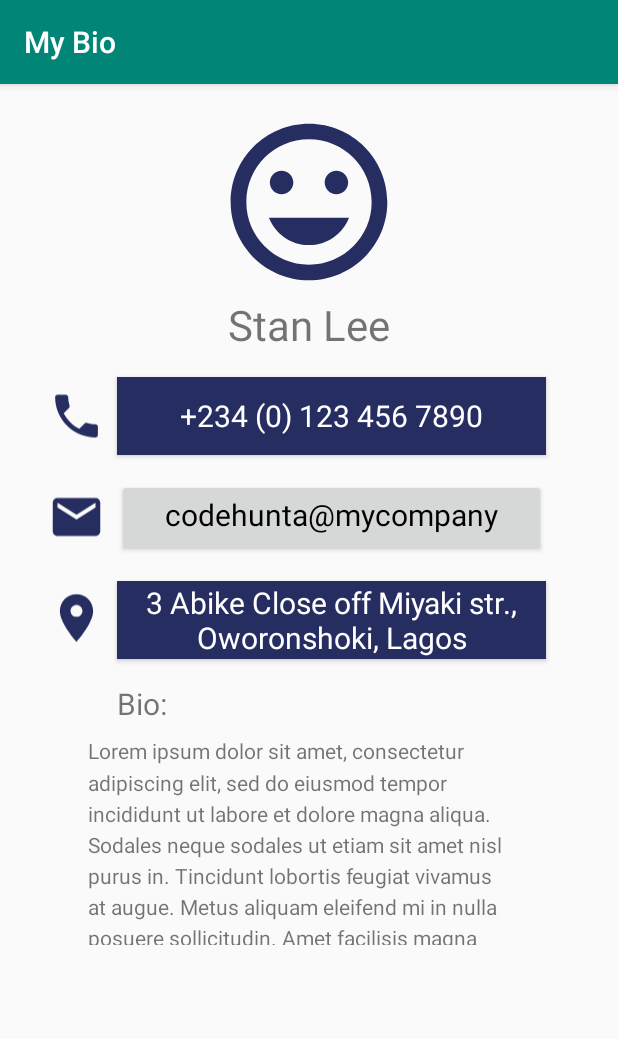
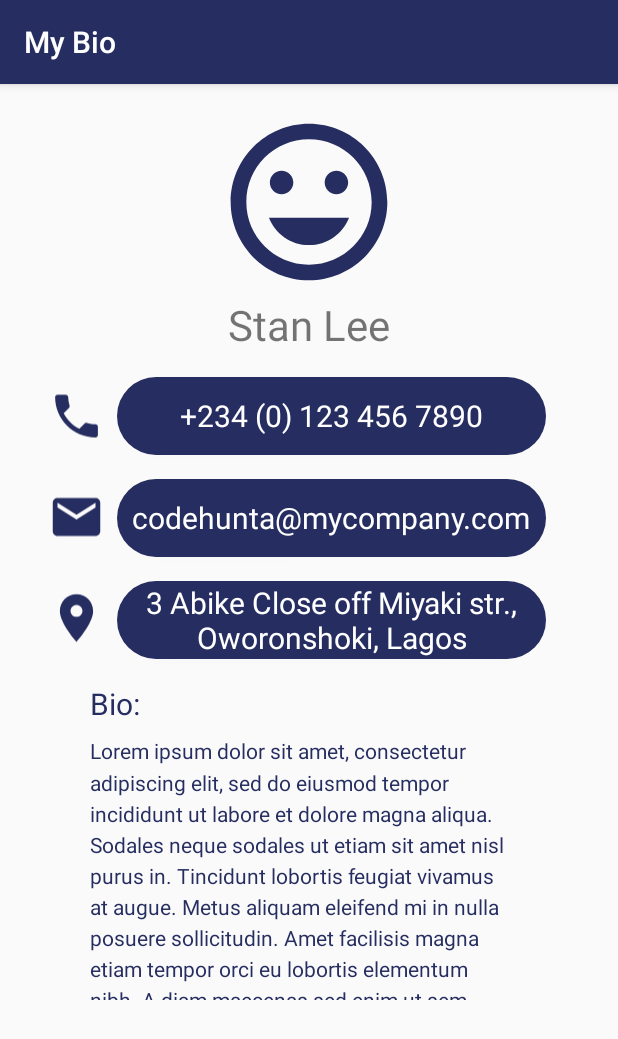
Before and after one commit to CodeHunta/About-Me-v2, an Android app: the screen it shows after launch (MainActivity), on a phone screen of 412 x 824 dp. Shown: the top 1039 px of the screen. Run offline under Robolectric (Android 15) with nearby library versions, the phone set to English and light mode, and no system bars; Roboto replaces fonts that are not available here.

Commit message:
Add Round Button

```diff
--- /dev/null
+++ b/app/src/main/res/drawable/btn_rounded.xml
@@ -0,0 +1,8 @@
+<?xml version="1.0" encoding="utf-8"?>
+<shape xmlns:android="http://schemas.android.com/apk/res/android"
+    android:shape="rectangle">
+
+    <solid android:color="@color/btColour"/>
+    <corners android:radius="200sp"/>
+
+</shape>
--- a/app/src/main/res/layout/activity_main.xml
+++ b/app/src/main/res/layout/activity_main.xml
@@ -55,7 +55,7 @@
         android:layout_height="52dp"
         android:layout_marginStart="8dp"
         android:layout_marginTop="16dp"
-        android:background="#262D60"
+        android:background="@drawable/btn_rounded"
         android:clickable="true"
         android:focusable="true"
         android:fontFamily="@font/roboto"
@@ -90,7 +90,8 @@
         android:text="@string/my_email_address"
         android:textAlignment="center"
         android:textAllCaps="false"
-        android:textColor="#000000"
+        android:textColor="#ffffff"
+        android:background="@drawable/btn_rounded"
         android:textSize="@dimen/normal_text"
         app:layout_constraintStart_toStartOf="@+id/btn_phone"
         app:layout_constraintTop_toBottomOf="@+id/btn_phone" />
@@ -112,14 +113,14 @@
         android:layout_width="286dp"
         android:layout_height="52dp"
         android:layout_marginTop="16dp"
-        android:background="#262D60"
+        android:background="@drawable/btn_rounded"
         android:clickable="true"
         android:focusable="true"
         android:fontFamily="@font/roboto"
         android:text="@string/my_home_address"
         android:textAlignment="center"
         android:textAllCaps="false"
-        android:textColor="#FFFFFF"
+        android:textColor="#ffffff"
         android:textSize="@dimen/normal_text"
         app:layout_constraintStart_toStartOf="@+id/btn_mail"
         app:layout_constraintTop_toBottomOf="@+id/btn_mail" />
@@ -130,15 +131,16 @@
         android:layout_height="wrap_content"
         android:layout_marginTop="16dp"
         android:fontFamily="@font/roboto"
+        android:textColor="@color/btColour"
         android:text="@string/bio"
         android:textSize="@dimen/normal_text"
-        app:layout_constraintStart_toStartOf="@+id/btn_location"
+        app:layout_constraintStart_toStartOf="@+id/scroll_bio"
         app:layout_constraintTop_toBottomOf="@+id/btn_location" />
 
     <ScrollView
         android:id="@+id/scroll_bio"
-        android:layout_width="293dp"
-        android:layout_height="139dp"
+        android:layout_width="290dp"
+        android:layout_height="176dp"
         android:layout_marginTop="8dp"
         android:layout_marginEnd="32dp"
         android:scrollbarStyle="insideInset"
@@ -151,7 +153,8 @@
             android:layout_height="wrap_content"
             android:lineSpacingMultiplier="1.3"
             android:text="@string/my_brief_bio"
-            android:textAlignment="inherit" />
+            android:textAlignment="inherit"
+            android:textColor="@color/btColour" />
 
     </ScrollView>
 
--- a/app/src/main/res/values/colors.xml
+++ b/app/src/main/res/values/colors.xml
@@ -1,6 +1,7 @@
 <?xml version="1.0" encoding="utf-8"?>
 <resources>
-    <color name="colorPrimary">#008577</color>
+    <color name="colorPrimary">#262d60</color>
     <color name="colorPrimaryDark">#00574B</color>
     <color name="colorAccent">#D81B60</color>
+    <color name="btColour">#262d60</color>
 </resources>
```
